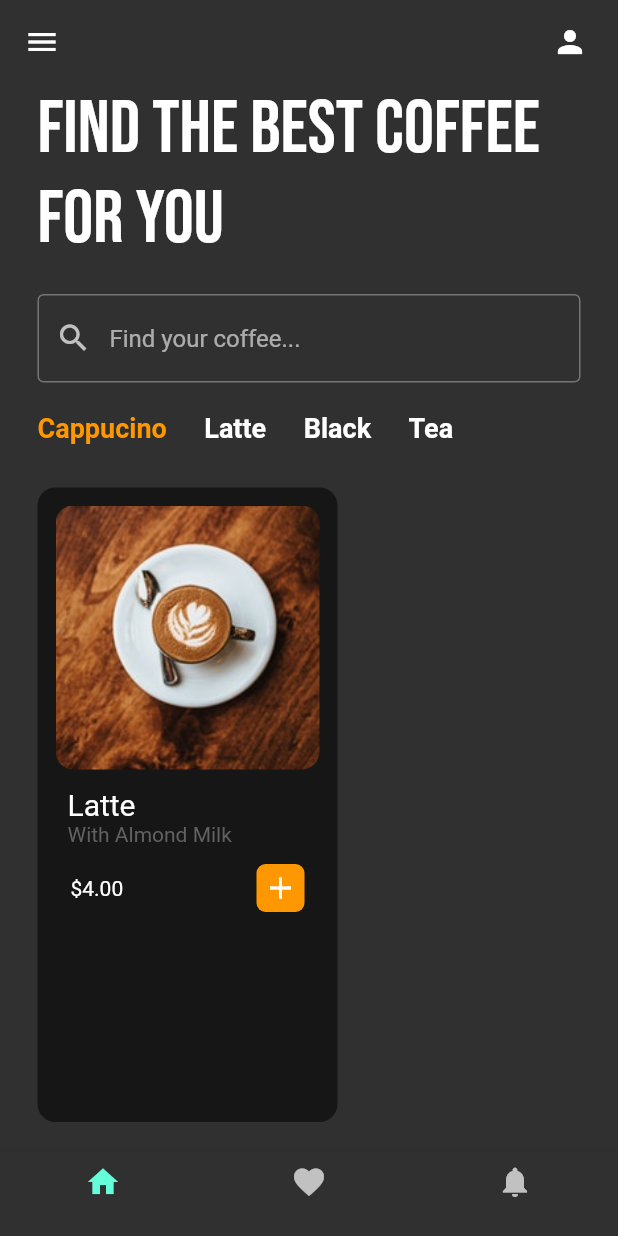
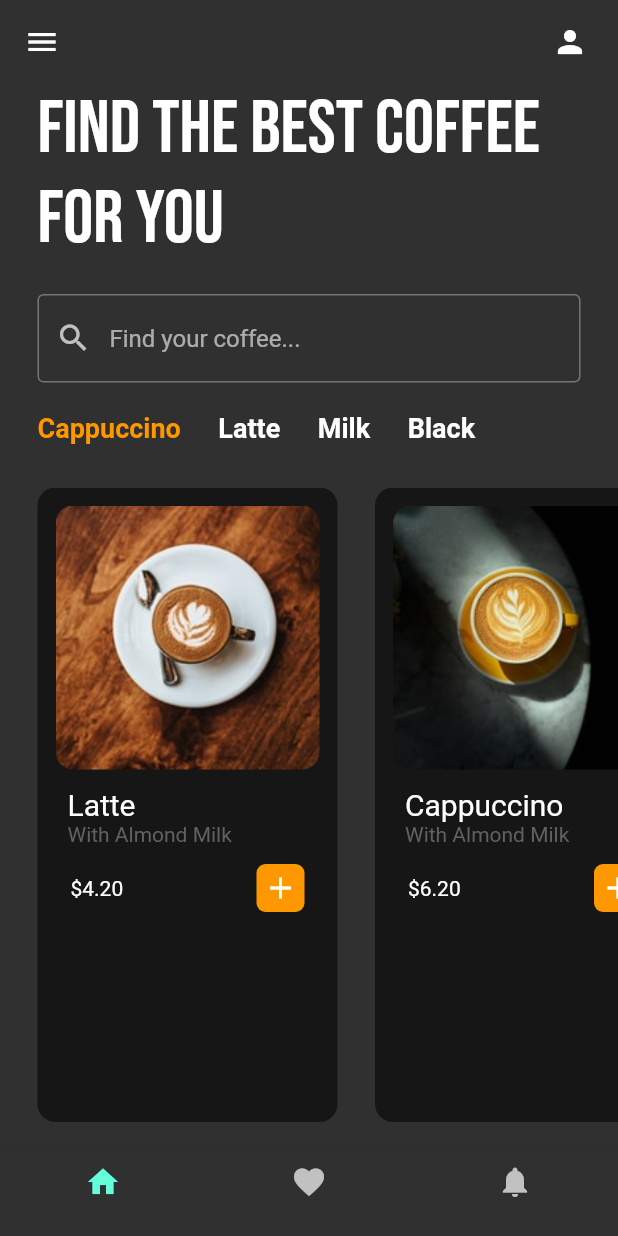
Before and after one commit to iamomoro/CoffeeUI, a Flutter app: the screen it shows after launch, on a phone screen of 412 x 824 dp. Run offline on Flutter 3.47's test engine with Material 2 defaults, Android fonts, the phone set to English and light mode, and no system bars; our stand-ins replace google_fonts.

Commit message:
complete ui

```diff
--- a/lib/pages/home_page.dart
+++ b/lib/pages/home_page.dart
@@ -15,7 +15,7 @@ class _HomePageState extends State<HomePage> {
   final List coffeeType=[
   //[coffee type, isSelected]
   [
-    'Cappucino',
+    'Cappuccino',
     true,
   ],
   [
@@ -23,11 +23,11 @@ class _HomePageState extends State<HomePage> {
     false,
   ],
   [
-    'Black',
+    'Milk',
      false,
   ],
   [
-    'Tea',
+    'Black',
     false,
   ],
   ];
@@ -128,7 +128,26 @@ class _HomePageState extends State<HomePage> {
           child: ListView(
             scrollDirection: Axis.horizontal,
             children: [
-              CoffeeTile(),
+              CoffeeTile(
+                coffeeImagePath: 'lib/images/latte.jpg',
+                coffeeName: 'Latte',
+                coffeePrice: '4.20',
+              ),
+              CoffeeTile(
+                coffeeImagePath: 'lib/images/cappuccino.jpg',
+                coffeeName: 'Cappuccino',
+                coffeePrice: '6.20',
+              ),
+              CoffeeTile(
+                coffeeImagePath: 'lib/images/milk.jpg',
+                coffeeName: 'Milk Coffee',
+                coffeePrice: '5.20',
+              ),
+              CoffeeTile(
+                coffeeImagePath: 'lib/images/black.jpg',
+                coffeeName: 'Black',
+                coffeePrice: '3.20',
+              ),
             ],
           ),
         ),
--- a/lib/util/coffee_tile.dart
+++ b/lib/util/coffee_tile.dart
@@ -1,7 +1,15 @@
 import 'package:flutter/material.dart';
 
 class CoffeeTile extends StatelessWidget {
-  const CoffeeTile({Key? key}) : super(key: key);
+  final String coffeeImagePath;
+  final String coffeeName;
+  final String coffeePrice;
+
+  CoffeeTile ({
+    required this.coffeeImagePath,
+    required this.coffeeName,
+    required this.coffeePrice,
+});
 
   @override
   Widget build(BuildContext context) {
@@ -20,7 +28,7 @@ class CoffeeTile extends StatelessWidget {
               //coffee image
               ClipRRect(
                 borderRadius: BorderRadius.circular(12),
-                child: Image.asset('lib/images/latte.jpg') ,
+                child: Image.asset(coffeeImagePath) ,
               ),
 
               //coffee name
@@ -31,7 +39,7 @@ class CoffeeTile extends StatelessWidget {
                   crossAxisAlignment: CrossAxisAlignment.start,
                   children: [
                     Text(
-                      'Latte',
+                      coffeeName,
                       style: TextStyle(fontSize: 20),
                     ),
                     Text(
@@ -48,9 +56,9 @@ class CoffeeTile extends StatelessWidget {
                 child: Row(
                   mainAxisAlignment: MainAxisAlignment.spaceBetween,
                   children: [
-                    Text('\$4.00'),
+                    Text('\$' + coffeePrice),
                     Container(
-                      padding: EdgeInsets.all(4),
+                     padding: EdgeInsets.all(4),
                      decoration: BoxDecoration(
                        color: Colors.orange,
                        borderRadius: BorderRadius.circular(6),
```
Also changed, not shown: lib/images/black.jpg.
